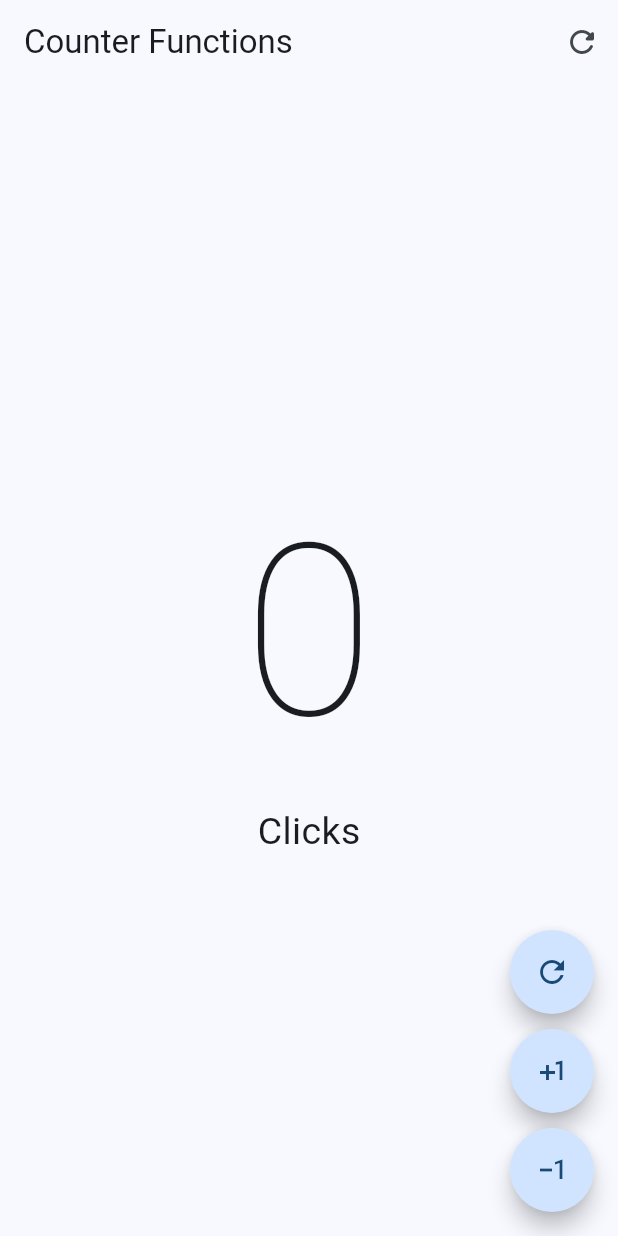
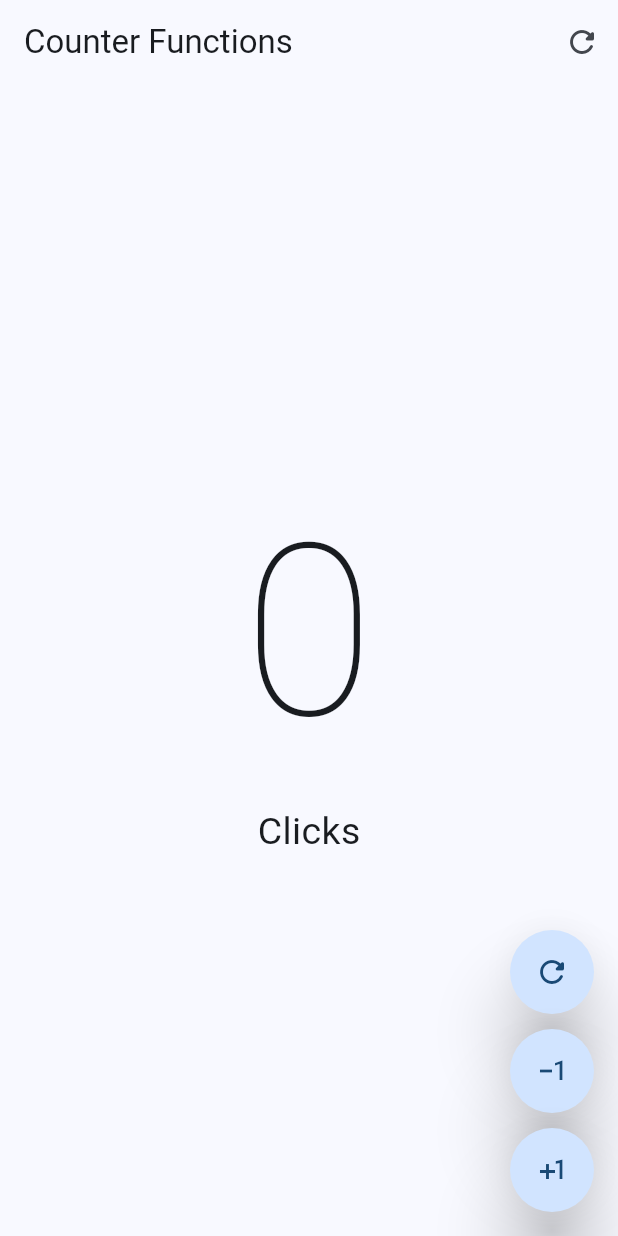
Before and after one commit to jesusmfb07/counter, a Flutter app: the screen it shows after launch, on a phone screen of 412 x 824 dp. Run offline on Flutter 3.47's test engine with Material 3 defaults, Android fonts, the phone set to English and light mode, and no system bars.

Commit message:
feat: counter application

```diff
--- a/lib/extension/counter_functions_screen.dart
+++ b/lib/extension/counter_functions_screen.dart
@@ -37,42 +37,55 @@ class _CounterFunctionsScreenState extends State<CounterFunctionsScreen> {
             ],
           ),
         ),
-      floatingActionButton:Column(
+        floatingActionButton: Column(
           mainAxisAlignment: MainAxisAlignment.end,
           children: [
-        FloatingActionButton(
-            shape: const StadiumBorder(),
+            CustomButton(
+              icon: Icons.refresh_rounded,
+              onPressed: () {
+                clickCounter = 0;
+                setState(() {});
+              },
+            ),
+            const SizedBox(height: 10),
+            CustomButton(
+              icon: Icons.exposure_minus_1_outlined,
+              onPressed: () {
+                if (clickCounter == 0) return;
+                clickCounter--;
+                setState(() {});
+              },
+            ),
+            const SizedBox(height: 10),
+            CustomButton(
+              icon: Icons.plus_one,
               onPressed: () {
                 clickCounter++;
                 setState(() {});
               },
-            child: const Icon(Icons.refresh_outlined),
-          ),
-
-       const SizedBox(height: 10),
-
-
-       FloatingActionButton(
-        shape: const StadiumBorder(),
-        onPressed: () {
-          clickCounter++;
-          setState(() {});
-        },
-        child: const Icon(Icons.plus_one),
-      ),
-
-      const SizedBox(height: 10),
-
-       FloatingActionButton(
-        shape: const StadiumBorder(),
-        onPressed: () {
-          clickCounter--;
-          setState(() {});
-        },
-        child: const Icon(Icons.exposure_minus_1_outlined),
             ),
           ],
-      )
+        ));
+  }
+}
+
+class CustomButton extends StatelessWidget {
+  final IconData icon;
+  final VoidCallback? onPressed;
+
+  const CustomButton({
+    super.key,
+    required this.icon,
+    this.onPressed,
+  });
+
+  @override
+  Widget build(BuildContext context) {
+    return FloatingActionButton(
+      shape: const StadiumBorder(),
+      elevation: 20,
+      onPressed: onPressed,
+      child: Icon(icon),
     );
   }
 }
```
Lines whose indentation alone changed are shown as unchanged.
